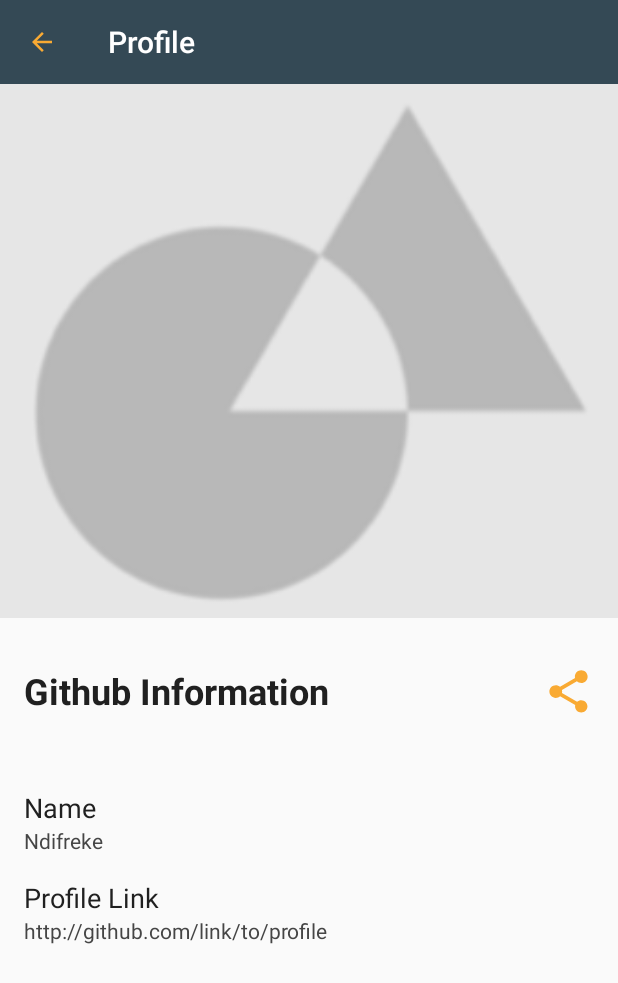
After one commit to Ndifreke/developers, an Android app: the ProfileActivity screen opened directly, with no data from a screen before it, on a phone screen of 412 x 824 dp. The commit adds this screen. Shown: the top 983 px of the screen. Run offline under Robolectric (Android 15) with nearby library versions, the phone set to English and light mode, and no system bars.

Commit message:
feat(profile,layout): add developer profile layout
- Add Profile Activity

[finishes #155820645]

```diff
--- a/app/src/main/AndroidManifest.xml
+++ b/app/src/main/AndroidManifest.xml
@@ -11,6 +11,11 @@
         android:supportsRtl="true"
         android:theme="@style/Theme.AppCompat.Light.NoActionBar"
         tools:ignore="GoogleAppIndexingWarning">
+
+        <activity android:name=".ProfileActivity"
+            android:parentActivityName=".MainActivity">
+        </activity>
+
         <activity android:name=".MainActivity">
             <intent-filter>
                 <action android:name="android.intent.action.MAIN" />
--- /dev/null
+++ b/app/src/main/java/com/ndifreke/developers/ProfileActivity.java
@@ -0,0 +1,26 @@
+package com.ndifreke.developers;
+
+import android.os.Bundle;
+import android.support.v7.app.ActionBar;
+import android.support.v7.app.AppCompatActivity;
+import android.support.v7.widget.Toolbar;
+
+public class ProfileActivity extends AppCompatActivity {
+
+    @Override
+    protected void onCreate(Bundle savedInstance){
+        super.onCreate(savedInstance);
+        setContentView(R.layout.profile_activity);
+        this.initToolbar();
+    }
+
+    public void initToolbar(){
+        Toolbar toolbar = findViewById(R.id.profileToolbar);
+        setSupportActionBar(toolbar);
+        ActionBar actionBar = getSupportActionBar();
+        if(actionBar != null) {
+            actionBar.setTitle("Profile");
+            actionBar.setDisplayHomeAsUpEnabled(true);
+        }
+    }
+}
--- /dev/null
+++ b/app/src/main/res/drawable/ic_share.xml
@@ -0,0 +1,5 @@
+<vector android:height="34dp" android:tint="#F9AA33"
+    android:viewportHeight="24.0" android:viewportWidth="24.0"
+    android:width="34dp" xmlns:android="http://schemas.android.com/apk/res/android">
+    <path android:fillColor="#FF000000" android:pathData="M18,16.08c-0.76,0 -1.44,0.3 -1.96,0.77L8.91,12.7c0.05,-0.23 0.09,-0.46 0.09,-0.7s-0.04,-0.47 -0.09,-0.7l7.05,-4.11c0.54,0.5 1.25,0.81 2.04,0.81 1.66,0 3,-1.34 3,-3s-1.34,-3 -3,-3 -3,1.34 -3,3c0,0.24 0.04,0.47 0.09,0.7L8.04,9.81C7.5,9.31 6.79,9 6,9c-1.66,0 -3,1.34 -3,3s1.34,3 3,3c0.79,0 1.5,-0.31 2.04,-0.81l7.12,4.16c-0.05,0.21 -0.08,0.43 -0.08,0.65 0,1.61 1.31,2.92 2.92,2.92 1.61,0 2.92,-1.31 2.92,-2.92s-1.31,-2.92 -2.92,-2.92z"/>
+</vector>
--- a/app/src/main/res/layout/activity_list_developer.xml
+++ b/app/src/main/res/layout/activity_list_developer.xml
@@ -15,7 +15,6 @@
     </android.support.v7.widget.RecyclerView>
 
 
-
     <android.support.v7.widget.Toolbar
         app:layout_constraintTop_toTopOf="parent"
         app:layout_constraintRight_toRightOf="parent"
--- /dev/null
+++ b/app/src/main/res/layout/profile_activity.xml
@@ -0,0 +1,112 @@
+<?xml version="1.0" encoding="utf-8"?>
+
+<android.support.constraint.ConstraintLayout
+    xmlns:android="http://schemas.android.com/apk/res/android"
+    xmlns:app="http://schemas.android.com/apk/res-auto"
+    xmlns:tools="http://schemas.android.com/tools"
+    android:layout_width="match_parent"
+    android:layout_height="match_parent"
+    android:theme="@style/appbarTheme">
+
+    <LinearLayout
+        android:id="@+id/linearLayout"
+        android:layout_width="match_parent"
+        android:layout_height="0dp"
+        android:orientation="vertical"
+        app:layout_constraintBottom_toBottomOf="parent"
+        app:layout_constraintEnd_toEndOf="parent"
+        app:layout_constraintTop_toTopOf="parent">
+
+        <android.support.v7.widget.Toolbar
+            app:layout_constraintTop_toTopOf="parent"
+            app:layout_constraintRight_toRightOf="parent"
+            app:layout_constraintEnd_toStartOf="parent"
+            android:id="@+id/profileToolbar"
+            android:layout_width="match_parent"
+            android:layout_height="wrap_content"
+            android:background="@color/colorPrimary"
+            android:theme="@style/appbarTheme"
+            app:navigationIcon="@drawable/ic_back_button"/>
+
+        <ImageView
+            android:layout_width="match_parent"
+            android:layout_height="0dp"
+            android:layout_weight="2"
+            android:scaleType="centerCrop"
+            android:src="@drawable/ic_profile" />
+
+        <LinearLayout
+            android:layout_width="match_parent"
+            android:layout_height="wrap_content"
+            android:layout_marginTop="16dp"
+            android:orientation="horizontal"
+            android:padding="16dp">
+
+            <TextView
+                android:layout_width="0dp"
+                android:layout_height="wrap_content"
+                android:layout_weight="1"
+                android:text="@string/github_information"
+                android:textColor="@color/colorPrimaryDark"
+                android:textSize="24sp"
+                android:textStyle="bold" />
+
+            <ImageView
+                android:layout_width="34dp"
+                android:layout_height="34dp"
+                android:contentDescription="@string/share_icon"
+                android:scaleType="fitStart"
+                android:focusable="true"
+                android:src="@drawable/ic_share"/>
+
+        </LinearLayout>
+
+        <LinearLayout
+            android:layout_width="match_parent"
+            android:layout_height="wrap_content"
+            android:layout_marginTop="16dp"
+            android:layout_weight="1"
+            android:orientation="vertical"
+            android:padding="16dp">
+
+            <TextView
+                android:layout_width="wrap_content"
+                android:layout_height="wrap_content"
+                android:text="Name"
+                android:textColor="@color/colorPrimaryDark"
+                android:textFontWeight="1"
+                android:textSize="18sp"
+                android:textStyle="bold" />
+
+            <TextView
+                android:layout_width="wrap_content"
+                android:layout_height="wrap_content"
+                android:text="Ndifreke"
+                android:textColor="@color/colorSecondaryDark"
+                android:textFontWeight="1"
+                android:textSize="14sp"
+                android:textStyle="normal" />
+
+            <TextView
+                android:layout_width="wrap_content"
+                android:layout_height="wrap_content"
+                android:layout_marginTop="16dp"
+                android:text="Profile Link"
+                android:textColor="@color/colorPrimaryDark"
+                android:textFontWeight="1"
+                android:textSize="18sp"
+                android:textStyle="bold" />
+
+            <TextView
+                android:layout_width="wrap_content"
+                android:layout_height="wrap_content"
+                android:text="http://github.com/link/to/profile"
+                android:textColor="@color/colorSecondaryDark"
+                android:textFontWeight="1"
+                android:textSize="14sp"
+                android:textStyle="normal" />
+        </LinearLayout>
+
+    </LinearLayout>
+
+</android.support.constraint.ConstraintLayout>
```
Also changed, not shown: app/src/main/res/drawable/ic_profile.png (added).
